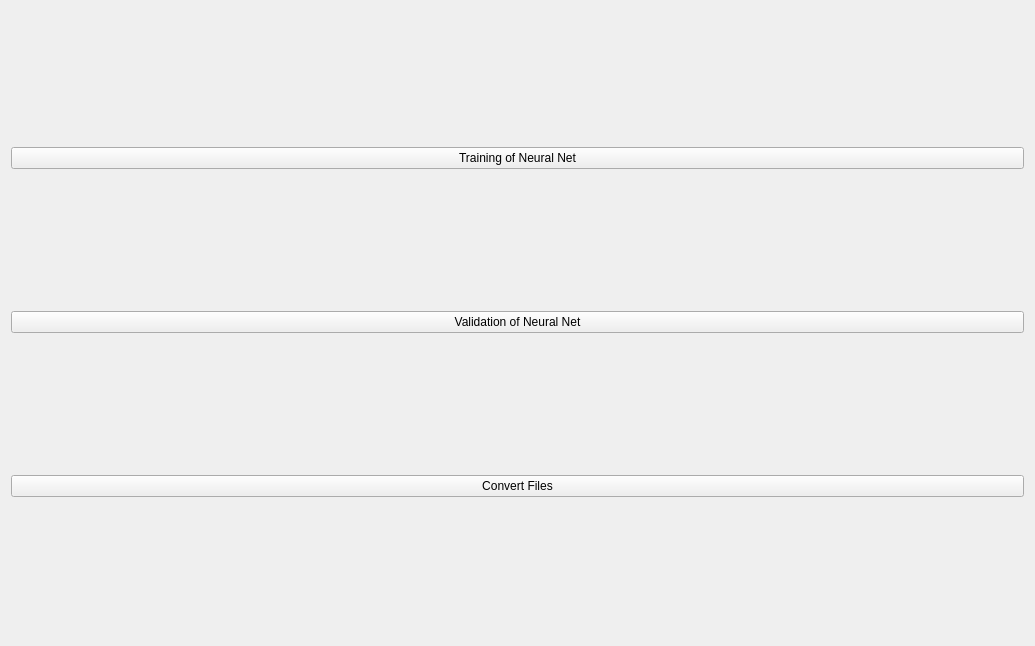
Before: the Qt Designer form src/ui/choosewidget.ui in parnet/QS_ArchNeuralNet, drawn with Qt 5.
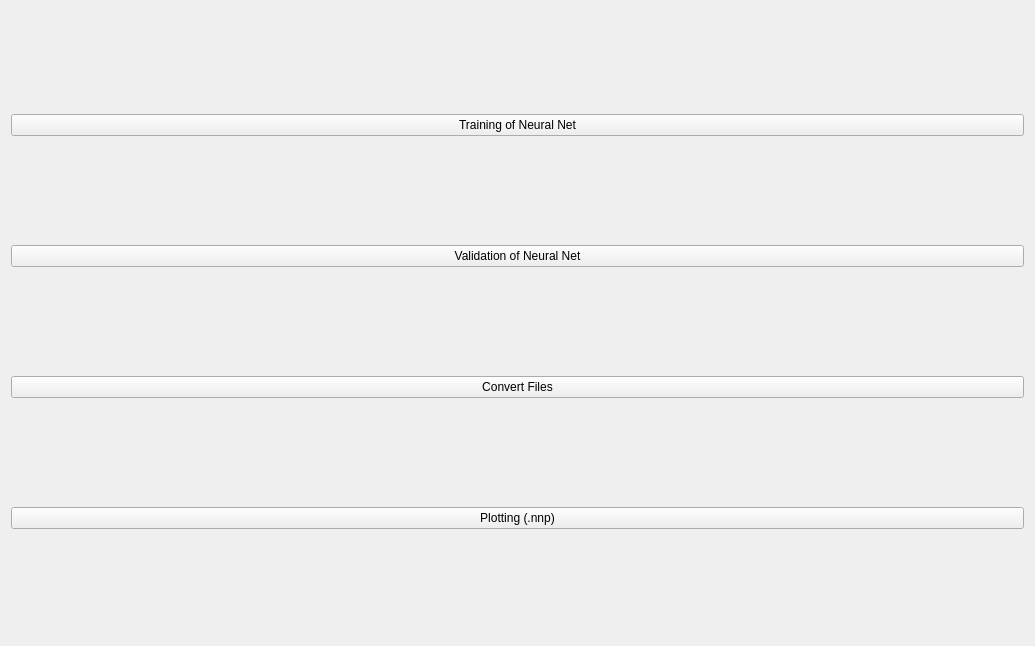
After: the same form once the commit is applied.

Commit message: Implementation of a plotting tool for .nnp files.

What changed in the file:
```diff
--- a/src/ui/choosewidget.ui
+++ b/src/ui/choosewidget.ui
@@ -35,6 +35,13 @@
      </property>
     </widget>
    </item>
+   <item>
+    <widget class="QPushButton" name="btn_newPlots">
+     <property name="text">
+      <string>Plotting (.nnp)</string>
+     </property>
+    </widget>
+   </item>
   </layout>
  </widget>
  <resources/>
```
The commit also changes 5 other files.
